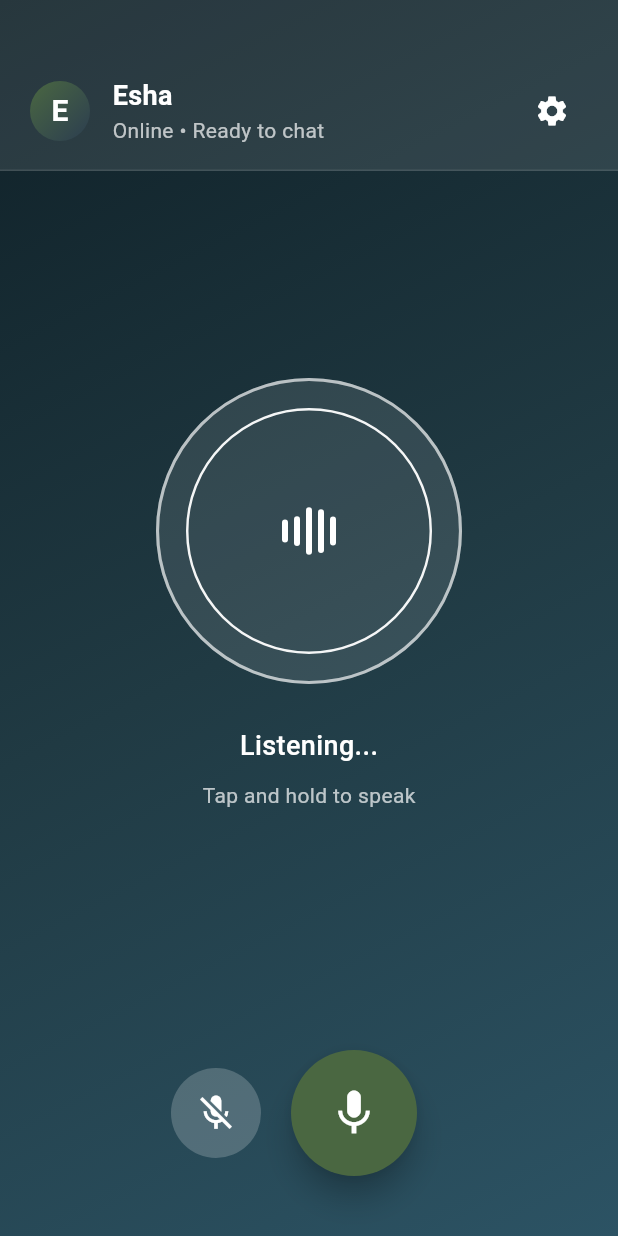
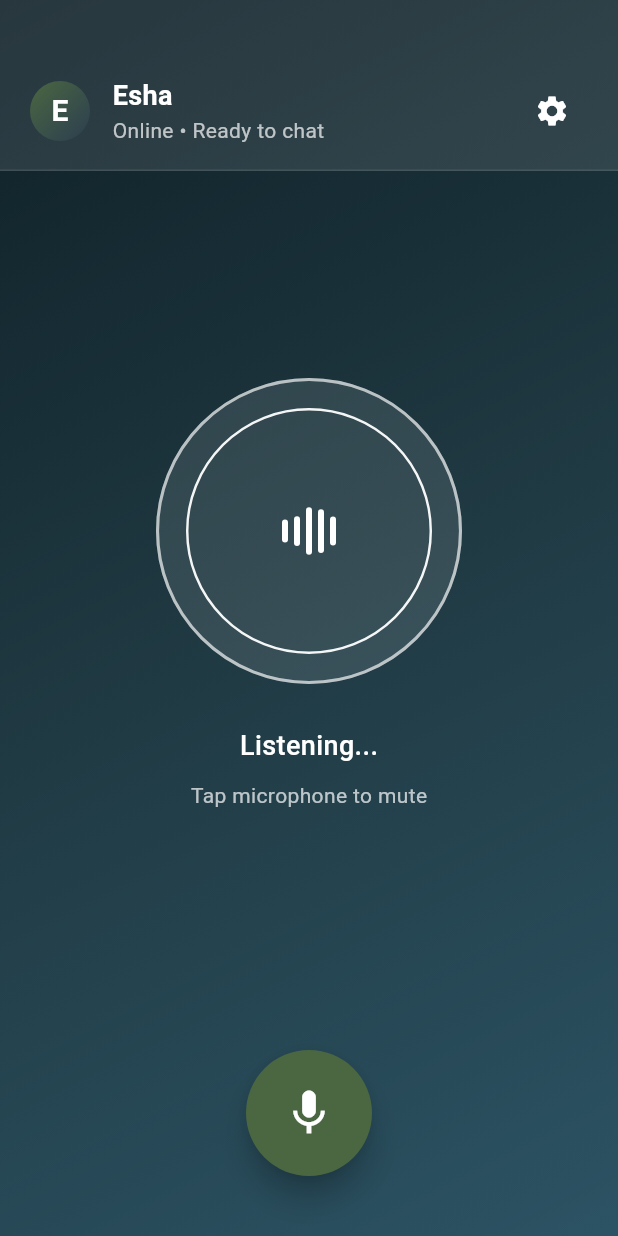
Before and after one commit to humancloud/esha_app, a Flutter app: the screen it shows after launch, after a tap on "Sign In", on a phone screen of 412 x 824 dp. Run offline on Flutter 3.47's test engine with Material 3 defaults, Android fonts, the phone set to English and light mode, and no system bars; our stand-ins replace go_router; missing offline and left inert: livekit_client.

Commit message:
added livkit here

```diff
--- /dev/null
+++ b/lib/config/livekit_config.dart
@@ -0,0 +1,25 @@
+// LiveKit Configuration
+import 'token_generator.dart';
+
+class LiveKitConfig {
+  // Your LiveKit server URL
+  // For LiveKit Cloud: 'wss://your-project.livekit.cloud'
+  // For self-hosted: 'wss://your-server.com'
+  // For local development - using your computer's IP address
+  // Note: localhost doesn't work on mobile devices, need to use actual IP
+  static const String serverUrl = 'ws://182.168.1.245:7880';
+
+  // Room name for the AI session
+  static const String roomName = 'ai-session';
+
+  // Participant name
+  static const String participantName = 'User';
+
+  // Generate JWT token for authentication
+  // This generates a token for local development
+  static String get token => LiveKitTokenGenerator.generateToken(
+    roomName: roomName,
+    participantName: participantName,
+    participantIdentity: 'user-${DateTime.now().millisecondsSinceEpoch}',
+  );
+}
--- /dev/null
+++ b/lib/config/token_generator.dart
@@ -0,0 +1,121 @@
+import 'dart:convert';
+import 'package:crypto/crypto.dart';
+
+/// Simple JWT token generator for LiveKit local development
+/// This is a basic implementation for development purposes only
+class LiveKitTokenGenerator {
+  static const String apiKey = 'devkey'; // Your LiveKit API key
+  static const String apiSecret =
+      '1234567890abcdefghijklmnopqrstuvwxyz123456'; // Your LiveKit API secret
+
+  // Alternative credentials that might work with your server
+  static const List<Map<String, String>> credentialOptions = [
+    {'key': 'devkey', 'secret': '1234567890abcdefghijklmnopqrstuvwxyz123456'},
+    {'key': 'devkey', 'secret': 'secret'},
+    {'key': 'APIKEY', 'secret': 'APISECRET'},
+    {'key': 'livekit', 'secret': 'livekit'},
+    {'key': 'test', 'secret': 'test'},
+  ];
+
+  /// Generate a JWT token for LiveKit connection
+  static String generateToken({
+    required String roomName,
+    required String participantName,
+    String participantIdentity = '',
+    Map<String, dynamic>? grants,
+  }) {
+    return _generateTokenWithCredentials(
+      apiKey: apiKey,
+      apiSecret: apiSecret,
+      roomName: roomName,
+      participantName: participantName,
+      participantIdentity: participantIdentity,
+      grants: grants,
+    );
+  }
+
+  /// Generate token with specific credentials
+  static String _generateTokenWithCredentials({
+    required String apiKey,
+    required String apiSecret,
+    required String roomName,
+    required String participantName,
+    String participantIdentity = '',
+    Map<String, dynamic>? grants,
+  }) {
+    final now = DateTime.now().millisecondsSinceEpoch ~/ 1000;
+    final exp = now + 3600; // Token expires in 1 hour
+
+    final header = {'alg': 'HS256', 'typ': 'JWT'};
+
+    final payload = {
+      'iss': apiKey,
+      'sub': participantIdentity.isNotEmpty
+          ? participantIdentity
+          : participantName,
+      'iat': now,
+      'exp': exp,
+      'video': {
+        'room': roomName,
+        'roomJoin': true,
+        'canPublish': true,
+        'canSubscribe': true,
+        'canPublishData': true,
+      },
+    };
+
+    final headerEncoded = base64Url.encode(utf8.encode(jsonEncode(header)));
+    final payloadEncoded = base64Url.encode(utf8.encode(jsonEncode(payload)));
+
+    final signature = _createSignature(
+      '$headerEncoded.$payloadEncoded',
+      apiSecret,
+    );
+
+    final token = '$headerEncoded.$payloadEncoded.$signature';
+
+    // Debug: Print token info (remove in production)
+    print('🔑 Generated token for: $participantName');
+    print('🔑 Room: $roomName');
+    print('🔑 Token length: ${token.length}');
+
+    return token;
+  }
+
+  /// Try to generate a token with different credential combinations
+  static List<String> generateTokensWithAllCredentials({
+    required String roomName,
+    required String participantName,
+    String participantIdentity = '',
+  }) {
+    final tokens = <String>[];
+
+    for (final creds in credentialOptions) {
+      try {
+        final token = _generateTokenWithCredentials(
+          apiKey: creds['key']!,
+          apiSecret: creds['secret']!,
+          roomName: roomName,
+          participantName: participantName,
+          participantIdentity: participantIdentity,
+        );
+        tokens.add(token);
+        print('🔑 Generated token with ${creds['key']}:${creds['secret']}');
+      } catch (e) {
+        print(
+          '❌ Failed to generate token with ${creds['key']}:${creds['secret']} - $e',
+        );
+      }
+    }
+
+    return tokens;
+  }
+
+  static String _createSignature(String data, String secret) {
+    final key = utf8.encode(secret);
+    final bytes = utf8.encode(data);
+    final hmac = Hmac(sha256, key);
+    final digest = hmac.convert(bytes);
+    return base64Url.encode(digest.bytes);
+  }
+}
--- a/lib/main.dart
+++ b/lib/main.dart
@@ -39,7 +39,7 @@ class MyApp extends StatelessWidget {
   Widget build(BuildContext context) {
     return MaterialApp.router(
       routerConfig: _router,
-      title: 'Esha AI Friend',
+      title: 'Isha AI Friend',
       theme: ThemeData(
         brightness: Brightness.dark,
         primaryColor: const Color(0xFF2c3e50),
--- a/lib/screens/ai_screen.dart
+++ b/lib/screens/ai_screen.dart
@@ -1,6 +1,7 @@
-
 import 'package:flutter/material.dart';
 import 'package:go_router/go_router.dart';
+import 'package:livekit_client/livekit_client.dart';
+import '../config/livekit_config.dart';
 
 class AiScreen extends StatefulWidget {
   const AiScreen({super.key});
@@ -12,6 +13,14 @@ class AiScreen extends StatefulWidget {
 class _AiScreenState extends State<AiScreen> with TickerProviderStateMixin {
   late AnimationController _waveController;
   late AnimationController _pulseController;
+
+  // LiveKit state
+  Room? _room;
+  bool _isConnected = false;
+  bool _isMicrophoneEnabled = false;
+
+  // LiveKit configuration
+  static const String _livekitUrl = LiveKitConfig.serverUrl;
 
   @override
   void initState() {
@@ -25,13 +34,116 @@ class _AiScreenState extends State<AiScreen> with TickerProviderStateMixin {
       vsync: this,
       duration: const Duration(seconds: 2),
     )..repeat();
+
+    // Initialize LiveKit connection
+    _initializeLiveKit();
   }
 
   @override
   void dispose() {
     _waveController.dispose();
     _pulseController.dispose();
+    _room?.localParticipant?.removeListener(_onLocalParticipantUpdate);
+    _room?.dispose();
     super.dispose();
+  }
+
+  // LiveKit methods
+  Future<void> _initializeLiveKit() async {
+    try {
+      // Configure room options
+      final roomOptions = RoomOptions(adaptiveStream: true, dynacast: true);
+
+      // Create room with options
+      _room = Room(roomOptions: roomOptions);
+
+      // Set up room event listeners
+      _room!.addListener(_onRoomUpdate);
+
+      // Add track event listeners
+      _room!.localParticipant?.addListener(_onLocalParticipantUpdate);
+
+      // Generate token dynamically
+      final token = LiveKitConfig.token;
+
+      print('🔗 Attempting to connect to LiveKit...');
+      print('🔗 Server: $_livekitUrl');
+      print('🔗 Room: ${LiveKitConfig.roomName}');
+      print('🔗 Token: ${token.substring(0, 50)}...');
+
+      // Connect to the room
+      await _room!.connect(_livekitUrl, token);
+
+      setState(() {
+        _isConnected = true;
+      });
+
+      print('✅ LiveKit connected successfully!');
+      print('Room: ${_room!.name}');
+      print('Participants: ${_room!.remoteParticipants.length}');
+      print('Local participant: ${_room!.localParticipant?.identity}');
+
+      // Enable microphone by default
+      await _toggleMicrophone();
+    } catch (error) {
+      print('❌ Failed to connect to LiveKit: $error');
+
+      // Show user-friendly error message
+      if (mounted) {
+        _showErrorSnackBar(
+          'LiveKit connection failed. Check server credentials or network.',
+        );
+      }
+
+      // Set connection state to false
+      setState(() {
+        _isConnected = false;
+      });
+    }
+  }
+
+  void _onRoomUpdate() {
+    if (mounted && _room != null) {
+      setState(() {
+        _isMicrophoneEnabled =
+            _room!.localParticipant?.isMicrophoneEnabled() ?? false;
+      });
+    }
+  }
+
+  void _onLocalParticipantUpdate() {
+    if (mounted && _room != null) {
+      setState(() {
+        _isMicrophoneEnabled =
+            _room!.localParticipant?.isMicrophoneEnabled() ?? false;
+      });
+    }
+  }
+
+  Future<void> _toggleMicrophone() async {
+    try {
+      if (_room != null && _room!.localParticipant != null) {
+        final newState = !_isMicrophoneEnabled;
+        await _room!.localParticipant!.setMicrophoneEnabled(newState);
+        setState(() {
+          _isMicrophoneEnabled = newState;
+        });
+
+        // Microphone state is now handled directly by LiveKit
+        print('🎤 Microphone ${newState ? 'enabled' : 'disabled'}');
+      }
+    } catch (error) {
+      print('Failed to toggle microphone: $error');
+      _showErrorSnackBar('Failed to toggle microphone');
+    }
+  }
+
+  void _showErrorSnackBar(String message) {
+    if (mounted) {
+      ScaffoldMessenger.of(context).showSnackBar(
+        SnackBar(content: Text(message), backgroundColor: Colors.red),
+      );
+    }
   }
 
   @override
@@ -54,21 +166,26 @@ class _AiScreenState extends State<AiScreen> with TickerProviderStateMixin {
                 children: [
                   _buildAudioAnimation(),
                   const SizedBox(height: 30),
-                  const Text(
-                    'Listening...',
+                  Text(
+                    _isConnected
+                        ? (_isMicrophoneEnabled
+                              ? 'Listening...'
+                              : 'Microphone Off')
+                        : 'Connecting...',
                     style: TextStyle(
                       color: Colors.white,
                       fontSize: 18,
-                      fontWeight: FontWeight.w500
+                      fontWeight: FontWeight.w500,
                     ),
                   ),
                   const SizedBox(height: 10),
-                  const Text(
-                    'Tap and hold to speak',
-                    style: TextStyle(
-                      color: Colors.white70,
-                      fontSize: 14,
-                    ),
+                  Text(
+                    _isConnected
+                        ? (_isMicrophoneEnabled
+                              ? 'Tap microphone to mute'
+                              : 'Tap to enable microphone')
+                        : 'Establishing connection...',
+                    style: TextStyle(color: Colors.white70, fontSize: 14),
                   ),
                 ],
               ),
@@ -114,11 +231,11 @@ class _AiScreenState extends State<AiScreen> with TickerProviderStateMixin {
             ),
           ),
           const SizedBox(width: 15),
-          const Expanded(
+          Expanded(
             child: Column(
               crossAxisAlignment: CrossAxisAlignment.start,
               children: [
-                Text(
+                const Text(
                   'Esha',
                   style: TextStyle(
                     color: Colors.white,
@@ -127,11 +244,12 @@ class _AiScreenState extends State<AiScreen> with TickerProviderStateMixin {
                   ),
                 ),
                 Text(
-                  'Online • Ready to chat',
-                  style: TextStyle(
-                    color: Colors.white70,
-                    fontSize: 14,
-                  ),
+                  _isConnected
+                      ? (_isMicrophoneEnabled
+                            ? 'Online • Ready to chat'
+                            : 'Online • Mic disabled')
+                      : 'Connecting...',
+                  style: const TextStyle(color: Colors.white70, fontSize: 14),
                 ),
               ],
             ),
@@ -163,9 +281,10 @@ class _AiScreenState extends State<AiScreen> with TickerProviderStateMixin {
             height: 200,
             decoration: BoxDecoration(
               shape: BoxShape.circle,
-              color: Colors.white.withOpacity(0.1)
+              color: Colors.white.withOpacity(0.1),
             ),
-            child: Row(
+            child: _isMicrophoneEnabled && _isConnected
+                ? Row(
                     mainAxisAlignment: MainAxisAlignment.center,
                     children: List.generate(5, (index) {
                       final heights = [20.0, 35.0, 50.0, 35.0, 20.0];
@@ -174,8 +293,11 @@ class _AiScreenState extends State<AiScreen> with TickerProviderStateMixin {
                       return AnimatedBuilder(
                         animation: _waveController,
                         builder: (context, child) {
-                    final double animationValue = (_waveController.value + delays[index]) % 1.0;
-                    final double scale = 0.5 + 0.5 * (0.5 - (animationValue - 0.5).abs()) * 2;
+                          final double animationValue =
+                              (_waveController.value + delays[index]) % 1.0;
+                          final double scale =
+                              0.5 +
+                              0.5 * (0.5 - (animationValue - 0.5).abs()) * 2;
 
                           return Container(
                             width: 4,
@@ -189,6 +311,9 @@ class _AiScreenState extends State<AiScreen> with TickerProviderStateMixin {
                         },
                       );
                     }),
+                  )
+                : const Center(
+                    child: Icon(Icons.mic_off, color: Colors.white70, size: 48),
                   ),
           ),
         ],
@@ -229,40 +354,23 @@ class _AiScreenState extends State<AiScreen> with TickerProviderStateMixin {
         mainAxisAlignment: MainAxisAlignment.center,
         crossAxisAlignment: CrossAxisAlignment.center,
         children: [
-           SizedBox(width: 60),
-          // Mute Button
+          // Microphone Toggle Button
           Material(
-            color: Colors.white.withOpacity(0.2),
-            shape: const CircleBorder(),
-            clipBehavior: Clip.antiAlias,
-            child: IconButton(
-              icon: const Icon(Icons.mic_off, color: Colors.white),
-              onPressed: () {},
-              iconSize: 28,
-              padding: const EdgeInsets.all(16),
-            ),
-          ),
-          const SizedBox(width: 20),
-          // Record Button
-          Material(
-             color: const Color(0xFF4a6741),
+            color: _isMicrophoneEnabled
+                ? const Color(0xFF4a6741)
+                : Colors.red.withOpacity(0.3),
             shape: const CircleBorder(),
             clipBehavior: Clip.antiAlias,
             elevation: 8.0,
             child: IconButton(
-              icon: const Icon(Icons.mic, color: Colors.white),
-              onPressed: () {},
+              icon: Icon(
+                _isMicrophoneEnabled ? Icons.mic : Icons.mic_off,
+                color: Colors.white,
+              ),
+              onPressed: _isConnected ? _toggleMicrophone : null,
               iconSize: 36,
               padding: const EdgeInsets.all(24),
             ),
-          ),
-           const SizedBox(width: 20),
-          // Placeholder for symmetry from HTML
-          IconButton(
-            icon: const Icon(Icons.schema, color: Colors.transparent),
-            onPressed: () {},
-            iconSize: 28,
-            padding: const EdgeInsets.all(16),
           ),
         ],
       ),
--- a/lib/screens/login_screen.dart
+++ b/lib/screens/login_screen.dart
@@ -1,4 +1,3 @@
-
 import 'package:flutter/material.dart';
 import 'package:go_router/go_router.dart';
 
@@ -11,10 +10,7 @@ class LoginScreen extends StatelessWidget {
       body: Container(
         decoration: const BoxDecoration(
           gradient: LinearGradient(
-            colors: [
-              Color(0xFF2c3e50),
-              Color(0xFF4a6741),
-            ],
+            colors: [Color(0xFF2c3e50), Color(0xFF4a6741)],
             begin: Alignment.topLeft,
             end: Alignment.bottomRight,
           ),
@@ -52,7 +48,7 @@ class LoginScreen extends StatelessWidget {
                 ),
                 const SizedBox(height: 20),
                 const Text(
-                  'Esha',
+                  'Isha',
                   style: TextStyle(
                     fontSize: 40,
                     fontWeight: FontWeight.bold,
@@ -69,10 +65,7 @@ class LoginScreen extends StatelessWidget {
                 const SizedBox(height: 10),
                 const Text(
                   'Your AI Friend',
-                  style: TextStyle(
-                    fontSize: 16,
-                    color: Colors.white70,
-                  ),
+                  style: TextStyle(fontSize: 16, color: Colors.white70),
                 ),
                 const SizedBox(height: 40),
                 TextField(
@@ -85,7 +78,10 @@ class LoginScreen extends StatelessWidget {
                       borderRadius: BorderRadius.circular(25),
                       borderSide: BorderSide.none,
                     ),
-                    contentPadding: const EdgeInsets.symmetric(vertical: 15, horizontal: 20),
+                    contentPadding: const EdgeInsets.symmetric(
+                      vertical: 15,
+                      horizontal: 20,
+                    ),
                   ),
                 ),
                 const SizedBox(height: 20),
@@ -99,7 +95,10 @@ class LoginScreen extends StatelessWidget {
                       borderRadius: BorderRadius.circular(25),
                       borderSide: BorderSide.none,
                     ),
-                    contentPadding: const EdgeInsets.symmetric(vertical: 15, horizontal: 20),
+                    contentPadding: const EdgeInsets.symmetric(
+                      vertical: 15,
+                      horizontal: 20,
+                    ),
                   ),
                 ),
                 const SizedBox(height: 30),
@@ -123,10 +122,7 @@ class LoginScreen extends StatelessWidget {
                 const SizedBox(height: 20),
                 const Text(
                   'or continue with Google',
-                  style: TextStyle(
-                    color: Colors.white70,
-                    fontSize: 14,
-                  ),
+                  style: TextStyle(color: Colors.white70, fontSize: 14),
                 ),
               ],
             ),
```
Also changed, not shown: 1 other file. Lines whose indentation alone changed are shown as unchanged.
